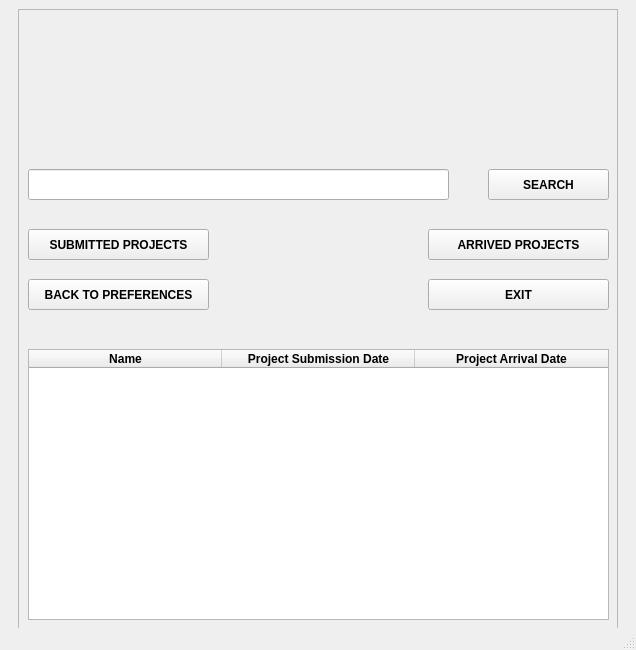
AbdullahMart/Werhere-CRM-Customer-Relationship-Manegement-v3.1, file Ui/interviews_page.ui: the form before one commit.
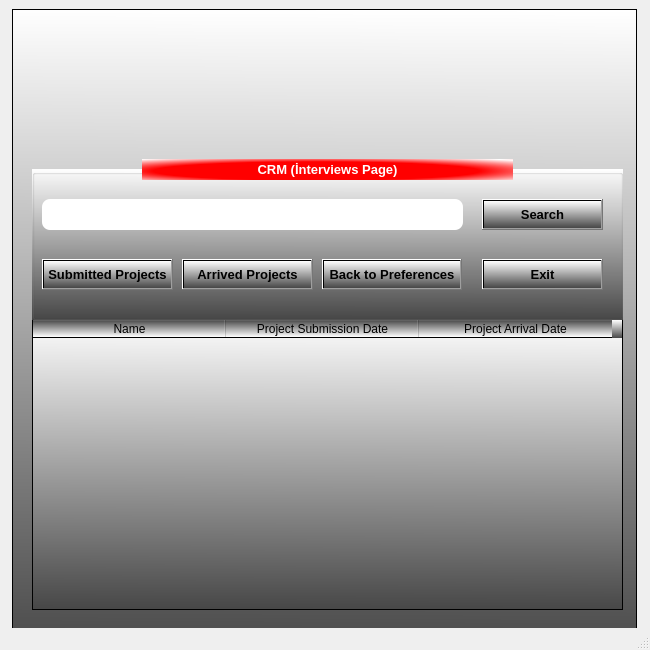
The form after the commit. Icons and pictures are not drawn.

```diff
--- a/Ui/interviews_page.ui
+++ b/Ui/interviews_page.ui
@@ -6,19 +6,19 @@
    <rect>
     <x>0</x>
     <y>0</y>
-    <width>636</width>
+    <width>650</width>
     <height>650</height>
    </rect>
   </property>
   <property name="minimumSize">
    <size>
-    <width>636</width>
+    <width>650</width>
     <height>650</height>
    </size>
   </property>
   <property name="maximumSize">
    <size>
-    <width>636</width>
+    <width>650</width>
     <height>711</height>
    </size>
   </property>
@@ -31,7 +31,7 @@
      <widget class="QFrame" name="frame">
       <property name="minimumSize">
        <size>
-        <width>600</width>
+        <width>625</width>
         <height>650</height>
        </size>
       </property>
@@ -41,6 +41,9 @@
         <height>650</height>
        </size>
       </property>
+      <property name="styleSheet">
+       <string notr="true">background-color: qlineargradient(spread:pad, x1:0.489, y1:1, x2:0.494, y2:0, stop:0 rgba(71, 71, 71, 255), stop:1 rgba(255, 255, 255, 255));</string>
+      </property>
       <property name="frameShape">
        <enum>QFrame::StyledPanel</enum>
       </property>
@@ -53,222 +56,13 @@
       <property name="midLineWidth">
        <number>0</number>
       </property>
-      <widget class="QLineEdit" name="search_lineEdit">
-       <property name="geometry">
-        <rect>
-         <x>10</x>
-         <y>160</y>
-         <width>421</width>
-         <height>31</height>
-        </rect>
-       </property>
-       <property name="contextMenuPolicy">
-        <enum>Qt::DefaultContextMenu</enum>
-       </property>
-       <property name="accessibleName">
-        <string/>
-       </property>
-       <property name="accessibleDescription">
-        <string/>
-       </property>
-       <property name="autoFillBackground">
-        <bool>false</bool>
-       </property>
-       <property name="inputMethodHints">
-        <set>Qt::ImhNone</set>
-       </property>
-       <property name="inputMask">
-        <string/>
-       </property>
-       <property name="text">
-        <string/>
-       </property>
-       <property name="echoMode">
-        <enum>QLineEdit::Normal</enum>
-       </property>
-       <property name="alignment">
-        <set>Qt::AlignCenter</set>
-       </property>
-       <property name="dragEnabled">
-        <bool>false</bool>
-       </property>
-       <property name="readOnly">
-        <bool>false</bool>
-       </property>
-       <property name="cursorMoveStyle">
-        <enum>Qt::LogicalMoveStyle</enum>
-       </property>
-       <property name="clearButtonEnabled">
-        <bool>false</bool>
-       </property>
-      </widget>
-      <widget class="QPushButton" name="search_pushButton">
-       <property name="geometry">
-        <rect>
-         <x>470</x>
-         <y>160</y>
-         <width>121</width>
-         <height>31</height>
-        </rect>
-       </property>
-       <property name="font">
-        <font>
-         <bold>true</bold>
-        </font>
-       </property>
-       <property name="styleSheet">
-        <string notr="true">
-QPushButton:hover {
-
-                  background-color: qlineargradient(spread:pad, x1:0, y1:0, x2:0, y2:1, stop:0 rgba(0,157, 255, 255), stop:1 rgba(30, 206, 255, 255));
-                  color: rgb(255, 255, 255);
-                  }
-
-QPushButton:pressed {
-                    background-color: rgb(255, 255, 255);
-                    color: rgb(0, 0, 255);
-                    }
-</string>
-       </property>
-       <property name="text">
-        <string>SEARCH</string>
-       </property>
-      </widget>
-      <widget class="QPushButton" name="submitted_projects_pushButton">
-       <property name="geometry">
-        <rect>
-         <x>10</x>
-         <y>220</y>
-         <width>181</width>
-         <height>31</height>
-        </rect>
-       </property>
-       <property name="font">
-        <font>
-         <bold>true</bold>
-        </font>
-       </property>
-       <property name="styleSheet">
-        <string notr="true">
-QPushButton:hover {
-
-                  background-color: qlineargradient(spread:pad, x1:0, y1:0, x2:0, y2:1, stop:0 rgba(0,157, 255, 255), stop:1 rgba(30, 206, 255, 255));
-                  color: rgb(255, 255, 255);
-                  }
-
-QPushButton:pressed {
-                    background-color: rgb(255, 255, 255);
-                    color: rgb(0, 0, 255);
-                    }
-</string>
-       </property>
-       <property name="text">
-        <string>SUBMITTED PROJECTS</string>
-       </property>
-      </widget>
-      <widget class="QPushButton" name="back_to_preferences_pushButton">
-       <property name="geometry">
-        <rect>
-         <x>10</x>
-         <y>270</y>
-         <width>181</width>
-         <height>31</height>
-        </rect>
-       </property>
-       <property name="font">
-        <font>
-         <bold>true</bold>
-        </font>
-       </property>
-       <property name="styleSheet">
-        <string notr="true">
-QPushButton:hover {
-
-                  background-color: qlineargradient(spread:pad, x1:0, y1:0, x2:0, y2:1, stop:0 rgba(0,157, 255, 255), stop:1 rgba(30, 206, 255, 255));
-                  color: rgb(255, 255, 255);
-                  }
-
-QPushButton:pressed {
-                    background-color: rgb(255, 255, 255);
-                    color: rgb(0, 0, 255);
-                    }
-</string>
-       </property>
-       <property name="text">
-        <string>BACK TO PREFERENCES</string>
-       </property>
-      </widget>
-      <widget class="QPushButton" name="arrived_projects_pushButton">
-       <property name="geometry">
-        <rect>
-         <x>410</x>
-         <y>220</y>
-         <width>181</width>
-         <height>31</height>
-        </rect>
-       </property>
-       <property name="font">
-        <font>
-         <bold>true</bold>
-        </font>
-       </property>
-       <property name="styleSheet">
-        <string notr="true">
-QPushButton:hover {
-
-                  background-color: qlineargradient(spread:pad, x1:0, y1:0, x2:0, y2:1, stop:0 rgba(0,157, 255, 255), stop:1 rgba(30, 206, 255, 255));
-                  color: rgb(255, 255, 255);
-                  }
-
-QPushButton:pressed {
-                    background-color: rgb(255, 255, 255);
-                    color: rgb(0, 0, 255);
-                    }
-</string>
-       </property>
-       <property name="text">
-        <string>ARRIVED PROJECTS</string>
-       </property>
-      </widget>
-      <widget class="QPushButton" name="exit_pushButton">
-       <property name="geometry">
-        <rect>
-         <x>410</x>
-         <y>270</y>
-         <width>181</width>
-         <height>31</height>
-        </rect>
-       </property>
-       <property name="font">
-        <font>
-         <bold>true</bold>
-        </font>
-       </property>
-       <property name="styleSheet">
-        <string notr="true">
-QPushButton:hover {
-
-                  background-color: qlineargradient(spread:pad, x1:0, y1:0, x2:0, y2:1, stop:0 rgba(0,157, 255, 255), stop:1 rgba(30, 206, 255, 255));
-                  color: rgb(255, 255, 255);
-                  }
-
-QPushButton:pressed {
-                    background-color: rgb(255, 255, 255);
-                    color: rgb(0, 0, 255);
-                    }
-</string>
-       </property>
-       <property name="text">
-        <string>EXIT</string>
-       </property>
-      </widget>
       <widget class="QTableWidget" name="interviews_page_tableWidget">
        <property name="geometry">
         <rect>
-         <x>10</x>
-         <y>340</y>
-         <width>581</width>
-         <height>271</height>
+         <x>20</x>
+         <y>310</y>
+         <width>591</width>
+         <height>291</height>
         </rect>
        </property>
        <property name="sizePolicy">
@@ -335,16 +129,290 @@
        <property name="geometry">
         <rect>
          <x>20</x>
-         <y>0</y>
+         <y>20</y>
          <width>551</width>
-         <height>141</height>
+         <height>111</height>
         </rect>
        </property>
+       <property name="styleSheet">
+        <string notr="true">background-color: rgba(255, 255, 255, 0);</string>
+       </property>
        <property name="text">
         <string/>
        </property>
        <property name="pixmap">
-        <pixmap>werhere_image.png</pixmap>
+        <pixmap>../images/werhere_image.png</pixmap>
+       </property>
+       <property name="scaledContents">
+        <bool>true</bool>
+       </property>
+      </widget>
+      <widget class="QGroupBox" name="groupBox">
+       <property name="geometry">
+        <rect>
+         <x>20</x>
+         <y>160</y>
+         <width>591</width>
+         <height>151</height>
+        </rect>
+       </property>
+       <property name="title">
+        <string/>
+       </property>
+       <widget class="QPushButton" name="submitted_projects_pushButton">
+        <property name="geometry">
+         <rect>
+          <x>10</x>
+          <y>90</y>
+          <width>131</width>
+          <height>31</height>
+         </rect>
+        </property>
+        <property name="font">
+         <font>
+          <family>Arial</family>
+          <pointsize>10</pointsize>
+          <bold>true</bold>
+         </font>
+        </property>
+        <property name="cursor">
+         <cursorShape>PointingHandCursor</cursorShape>
+        </property>
+        <property name="styleSheet">
+         <string notr="true">
+QPushButton:hover{
+   border-radius : 6px;
+	color: rgb(255, 255, 255);
+	background-color:  ;
+	background-color: rgb(218, 30, 60);
+    border: 1px solid rgb(255, 255, 255);
+
+}
+
+
+</string>
+        </property>
+        <property name="text">
+         <string>Submitted Projects</string>
+        </property>
+       </widget>
+       <widget class="QPushButton" name="back_to_preferences_pushButton">
+        <property name="geometry">
+         <rect>
+          <x>290</x>
+          <y>90</y>
+          <width>140</width>
+          <height>31</height>
+         </rect>
+        </property>
+        <property name="font">
+         <font>
+          <family>Arial</family>
+          <pointsize>10</pointsize>
+          <bold>true</bold>
+         </font>
+        </property>
+        <property name="cursor">
+         <cursorShape>PointingHandCursor</cursorShape>
+        </property>
+        <property name="styleSheet">
+         <string notr="true">
+QPushButton:hover{
+   border-radius : 6px;
+	color: rgb(255, 255, 255);
+	background-color:  ;
+	background-color: rgb(218, 30, 60);
+    border: 1px solid rgb(255, 255, 255);
+
+}
+
+
+</string>
+        </property>
+        <property name="text">
+         <string>Back to Preferences</string>
+        </property>
+       </widget>
+       <widget class="QPushButton" name="exit_pushButton">
+        <property name="geometry">
+         <rect>
+          <x>450</x>
+          <y>90</y>
+          <width>121</width>
+          <height>31</height>
+         </rect>
+        </property>
+        <property name="font">
+         <font>
+          <family>Arial</family>
+          <pointsize>10</pointsize>
+          <bold>true</bold>
+         </font>
+        </property>
+        <property name="cursor">
+         <cursorShape>PointingHandCursor</cursorShape>
+        </property>
+        <property name="styleSheet">
+         <string notr="true">
+QPushButton:hover{
+   border-radius : 6px;
+	color: rgb(255, 255, 255);
+	background-color:  ;
+	background-color: rgb(218, 30, 60);
+    border: 1px solid rgb(255, 255, 255);
+
+}
+
+
+</string>
+        </property>
+        <property name="text">
+         <string>Exit</string>
+        </property>
+       </widget>
+       <widget class="QPushButton" name="arrived_projects_pushButton">
+        <property name="geometry">
+         <rect>
+          <x>150</x>
+          <y>90</y>
+          <width>131</width>
+          <height>31</height>
+         </rect>
+        </property>
+        <property name="font">
+         <font>
+          <family>Arial</family>
+          <pointsize>10</pointsize>
+          <bold>true</bold>
+         </font>
+        </property>
+        <property name="cursor">
+         <cursorShape>PointingHandCursor</cursorShape>
+        </property>
+        <property name="styleSheet">
+         <string notr="true">
+QPushButton:hover{
+   border-radius : 6px;
+	color: rgb(255, 255, 255);
+	background-color:  ;
+	background-color: rgb(218, 30, 60);
+    border: 1px solid rgb(255, 255, 255);
+
+}
+
+</string>
+        </property>
+        <property name="text">
+         <string>Arrived Projects</string>
+        </property>
+       </widget>
+       <widget class="QPushButton" name="search_pushButton">
+        <property name="geometry">
+         <rect>
+          <x>450</x>
+          <y>30</y>
+          <width>121</width>
+          <height>31</height>
+         </rect>
+        </property>
+        <property name="font">
+         <font>
+          <family>Arial</family>
+          <pointsize>10</pointsize>
+          <bold>true</bold>
+         </font>
+        </property>
+        <property name="cursor">
+         <cursorShape>PointingHandCursor</cursorShape>
+        </property>
+        <property name="styleSheet">
+         <string notr="true">
+QPushButton:hover{
+   border-radius : 6px;
+	color: rgb(255, 255, 255);
+	background-color:  ;
+	background-color: rgb(218, 30, 60);
+    border: 1px solid rgb(255, 255, 255);
+
+}
+
+</string>
+        </property>
+        <property name="text">
+         <string>Search</string>
+        </property>
+       </widget>
+       <widget class="QLineEdit" name="search_lineEdit">
+        <property name="geometry">
+         <rect>
+          <x>10</x>
+          <y>30</y>
+          <width>421</width>
+          <height>31</height>
+         </rect>
+        </property>
+        <property name="contextMenuPolicy">
+         <enum>Qt::DefaultContextMenu</enum>
+        </property>
+        <property name="accessibleName">
+         <string/>
+        </property>
+        <property name="accessibleDescription">
+         <string/>
+        </property>
+        <property name="autoFillBackground">
+         <bool>false</bool>
+        </property>
+        <property name="styleSheet">
+         <string notr="true">background-color: rgb(255, 255, 255);
+border-radius : 8px;</string>
+        </property>
+        <property name="inputMethodHints">
+         <set>Qt::ImhNone</set>
+        </property>
+        <property name="inputMask">
+         <string/>
+        </property>
+        <property name="text">
+         <string/>
+        </property>
+        <property name="echoMode">
+         <enum>QLineEdit::Normal</enum>
+        </property>
+        <property name="alignment">
+         <set>Qt::AlignCenter</set>
+        </property>
+        <property name="dragEnabled">
+         <bool>false</bool>
+        </property>
+        <property name="readOnly">
+         <bool>false</bool>
+        </property>
+        <property name="cursorMoveStyle">
+         <enum>Qt::LogicalMoveStyle</enum>
+        </property>
+        <property name="clearButtonEnabled">
+         <bool>false</bool>
+        </property>
+       </widget>
+      </widget>
+      <widget class="QLabel" name="label">
+       <property name="geometry">
+        <rect>
+         <x>130</x>
+         <y>150</y>
+         <width>371</width>
+         <height>21</height>
+        </rect>
+       </property>
+       <property name="styleSheet">
+        <string notr="true">background-color: qradialgradient(spread:reflect, cx:0.477, cy:0.568, radius:0.73, fx:0.46, fy:0.575, stop:0.602273 rgba(255, 0, 0, 255), stop:1 rgba(255, 255, 255, 255));</string>
+       </property>
+       <property name="frameShadow">
+        <enum>QFrame::Sunken</enum>
+       </property>
+       <property name="text">
+        <string>&lt;html&gt;&lt;head/&gt;&lt;body&gt;&lt;p align=&quot;center&quot;&gt;&lt;span style=&quot; font-family:'__Inter_46a1ea','__Inter_Fallback_46a1ea','system-ui','arial'; font-size:10pt; font-weight:600; color:#ffffff;&quot;&gt;CRM (İnterviews Page)&lt;/span&gt;&lt;/p&gt;&lt;/body&gt;&lt;/html&gt;</string>
        </property>
       </widget>
      </widget>
```
